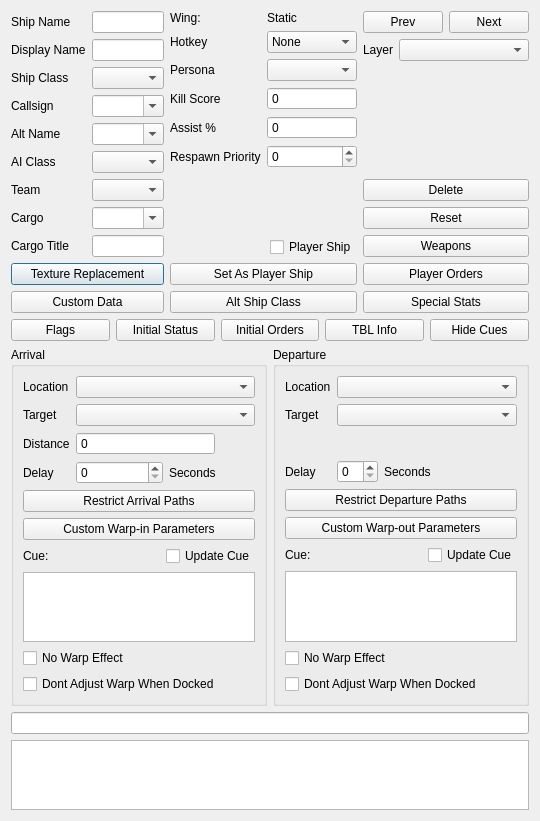
This is qtfred/ui/ShipEditorDialog.ui in MjnMixael/fs2open.github.com as Qt 5 draws it before an edit. The edited form follows.
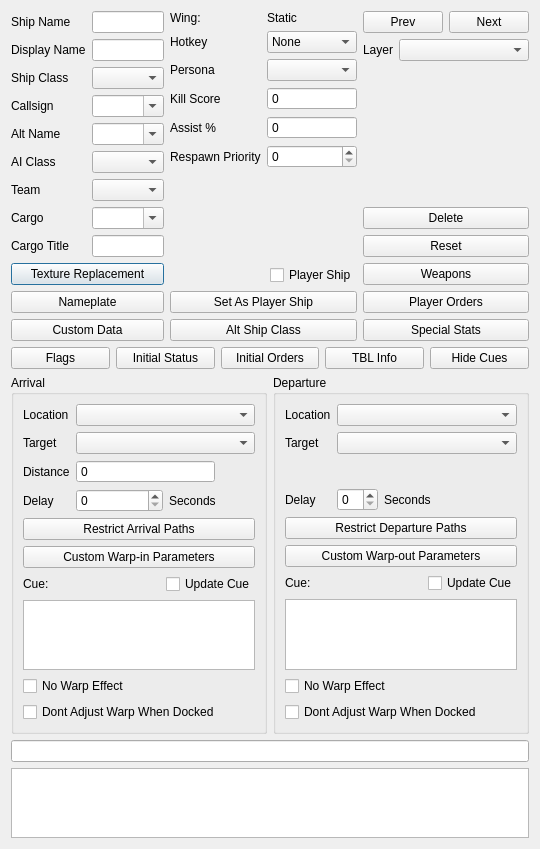
This is the edited form. Custom widgets are drawn as their Qt base class.

Commit message: Add ship nameplate feature (engine + qtFRED)

What changed in the file:
```diff
--- a/qtfred/ui/ShipEditorDialog.ui
+++ b/qtfred/ui/ShipEditorDialog.ui
@@ -184,6 +184,16 @@
            </property>
           </widget>
          </item>
+         <item>
+          <widget class="QPushButton" name="nameplateButton">
+           <property name="toolTip">
+            <string>&lt;html&gt;&lt;head/&gt;&lt;body&gt;&lt;p&gt;Edit this ship's nameplate (only available if the model has a &quot;nameplate&quot; texture)&lt;/p&gt;&lt;/body&gt;&lt;/html&gt;</string>
+           </property>
+           <property name="text">
+            <string>Nameplate</string>
+           </property>
+          </widget>
+         </item>
          <item>
           <widget class="QPushButton" name="customDataButton">
            <property name="toolTip">
```
The commit also changes 19 other files.
